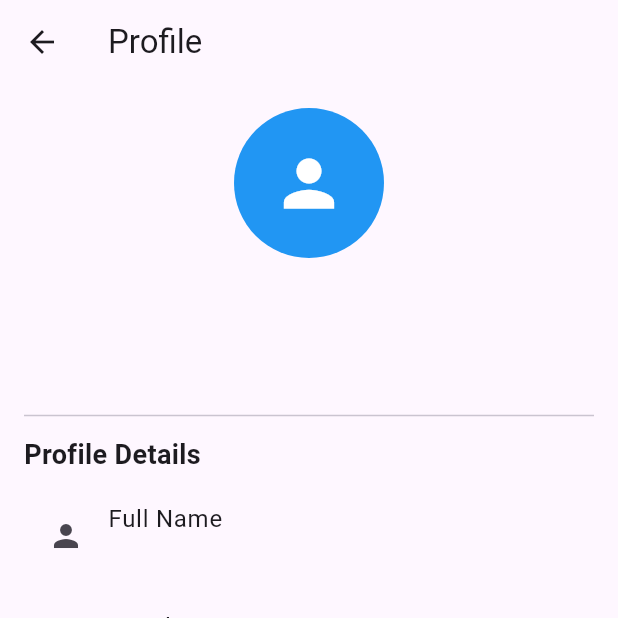
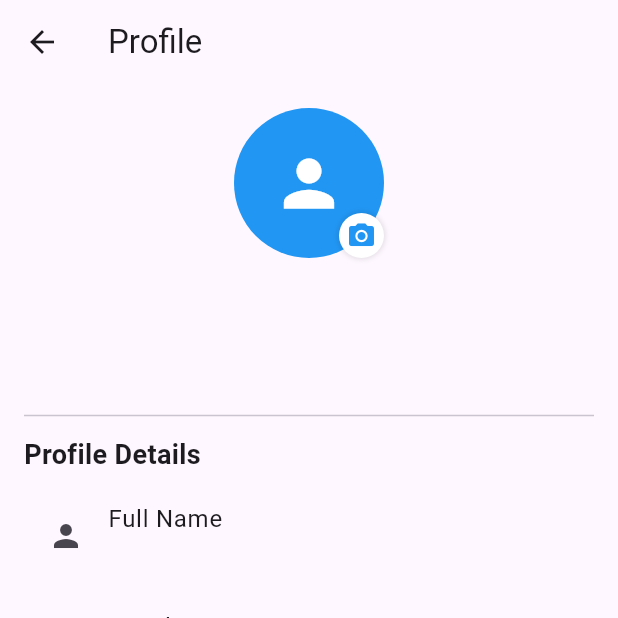
Before and after one commit to ArsalanAyaz10/LemonPie, a Flutter app: the ProfileScreen screen opened directly, on a phone screen of 412 x 824 dp, the top half of it. Run offline on Flutter 3.47's test engine with Material 3 defaults, Android fonts, the light colour scheme and no system bars; our stand-ins replace cloud_firestore, firebase_auth, firebase_core, font_awesome_flutter, image_picker, persistent_bottom_nav_bar; missing offline and left inert: flutter_product_card; accounts and stored records are empty; project files that could hold a hidden picture were left out.

Commit message:
Image Picker v1

```diff
--- a/lib/Model/userModel.dart
+++ b/lib/Model/userModel.dart
@@ -3,12 +3,14 @@ class UserModel {
   final String username;
   final String email;
   final DateTime dateOfBirth;
+  final String profilePic; // Added profilePic field
 
   UserModel({
     required this.userId,
     required this.username,
     required this.email,
     required this.dateOfBirth,
+    required this.profilePic,
   });
 
   // Factory method to create a User instance from JSON
@@ -18,6 +20,7 @@ class UserModel {
       username: json['username'] ?? "Unknown",
       email: json['email'] ?? "No Email",
       dateOfBirth: DateTime.tryParse(json['date_of_birth'] ?? "") ?? DateTime(2000, 1, 1),
+      profilePic: json['profile_pic'] ?? "", // Get profile picture URL
     );
   }
 
@@ -28,6 +31,7 @@ class UserModel {
       'username': username,
       'email': email,
       'date_of_birth': dateOfBirth.toIso8601String(),
+      'profile_pic': profilePic, // Include profile picture URL
     };
   }
 }
--- a/lib/Screens/ProfileScreen.dart
+++ b/lib/Screens/ProfileScreen.dart
@@ -1,7 +1,9 @@
+import 'dart:io';
+
 import 'package:cloud_firestore/cloud_firestore.dart';
-import 'package:flutter/foundation.dart';
 import 'package:flutter/material.dart';
 import 'package:firebase_auth/firebase_auth.dart';
+import 'package:image_picker/image_picker.dart';
 import 'package:lemonpieui/Model/userModel.dart';
 
 class ProfileScreen extends StatelessWidget {
@@ -12,9 +14,7 @@ class ProfileScreen extends StatelessWidget {
       String? uid = FirebaseAuth.instance.currentUser?.uid;
 
       if (uid == null) {
-        if (kDebugMode) {
         print("No user is logged in.");
-        }
         return null;
       }
 
@@ -61,17 +61,49 @@ class ProfileScreen extends StatelessWidget {
                 child: Column(
                   crossAxisAlignment: CrossAxisAlignment.start,
                   children: [
-                    const Center(
-                      child: CircleAvatar(
+                    Center(
+                child: Stack(
+                children: [
+                  const CircleAvatar(
                   radius: 50,
                   backgroundColor: Colors.blue,
-                        child: Icon(
+                   child:
+                    Icon(
                     Icons.person,
                     size: 50,
                     color: Colors.white,
                   ),
                 ),
+                Positioned(
+                  bottom: 0,
+                  right: 0,
+                  child: GestureDetector(
+                    onTap: () {
+
+                    },
+                    child: Container(
+                      padding: const EdgeInsets.all(5),
+                      decoration: BoxDecoration(
+                        color: Colors.white,
+                        shape: BoxShape.circle,
+                        boxShadow: [
+                          BoxShadow(
+                            color: Colors.black.withOpacity(0.1),
+                            blurRadius: 2,
+                            spreadRadius: 1,
                           ),
+                        ],
+                      ),
+                      child: const Icon(
+                        Icons.camera_alt,
+                        size: 20,
+                        color: Colors.blue,
+                      ),
+                    ),
+                  ),
+                ),
+                ],
+                    ),),
                     const SizedBox(height: 20),
                     Center(
                       child: Text(
--- a/pubspec.yaml
+++ b/pubspec.yaml
@@ -36,15 +36,14 @@ dependencies:
   # Use with the CupertinoIcons class for iOS style icons.
   cupertino_icons: ^1.0.8
   font_awesome_flutter: ^10.8.0
-  url_launcher: ^6.3.1
   persistent_bottom_nav_bar: ^6.2.1
-  flutter_cart: ^0.0.9
-  http: ^1.3.0
   flutter_product_card: ^0.0.8
   flutterfire_cli: ^1.0.1
   firebase_core: ^3.11.0
   firebase_auth: ^5.4.2
   cloud_firestore: ^5.6.4
+  image_picker: ^1.1.2
+  shared_preferences: ^2.5.2
 
 
 dev_dependencies:
```
Also changed, not shown: lib/Screens/emailVerifyScreen.dart (+1 -9 lines), pubspec.lock, 6 other files. Lines whose indentation alone changed are shown as unchanged.
